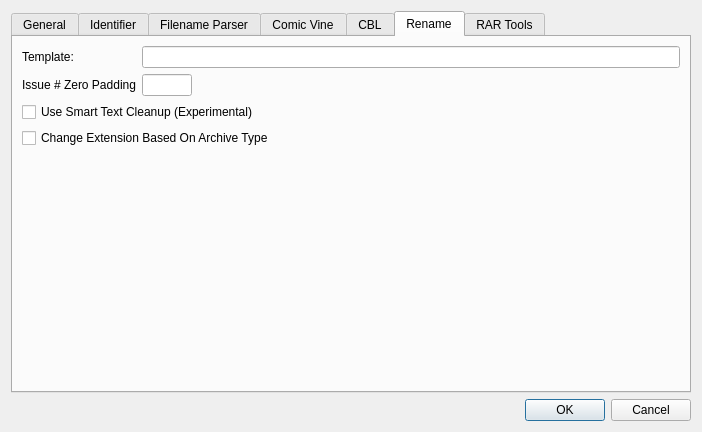
Above: comictaggerlib/ui/settingswindow.ui from mhoffesommer/comictagger before the change. Below: the same form after it.
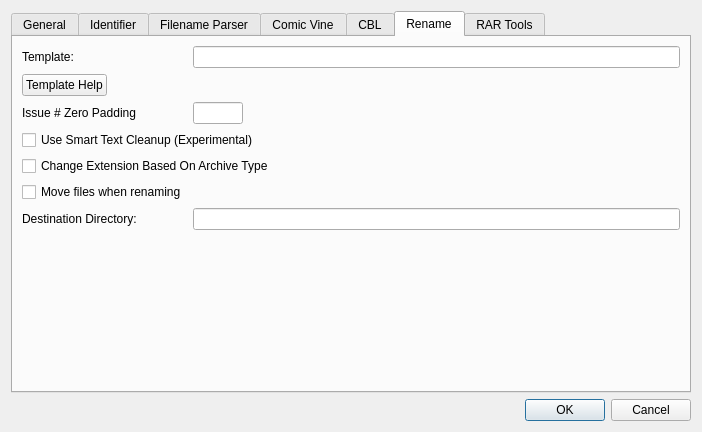
That is the form after the change. The open tabs and pages were chosen to show the change.

Diff of the .ui file:
```diff
--- a/comictaggerlib/ui/settingswindow.ui
+++ b/comictaggerlib/ui/settingswindow.ui
@@ -530,13 +530,20 @@
             </widget>
            </item>
            <item row="2" column="0">
-            <widget class="QLabel" name="label_6">
+            <widget class="QPushButton" name="btnTemplateHelp">
+             <property name="text">
+              <string>Template Help</string>
+             </property>
+            </widget>
+           </item>
+           <item row="3" column="0">
+            <widget class="QLabel" name="lblPadding">
              <property name="text">
               <string>Issue # Zero Padding</string>
              </property>
             </widget>
            </item>
-           <item row="2" column="1">
+           <item row="3" column="1">
             <widget class="QLineEdit" name="leIssueNumPadding">
              <property name="sizePolicy">
               <sizepolicy hsizetype="Maximum" vsizetype="Fixed">
@@ -555,7 +562,7 @@
              </property>
             </widget>
            </item>
-           <item row="3" column="0" colspan="2">
+           <item row="4" column="0" colspan="2">
             <widget class="QCheckBox" name="cbxSmartCleanup">
              <property name="toolTip">
               <string>&lt;html&gt;&lt;head/&gt;&lt;body&gt;&lt;p&gt;&lt;span style=&quot; font-weight:600;&quot;&gt;&amp;quot;Smart Text Cleanup&amp;quot; &lt;/span&gt;will attempt to clean up the new filename if there are missing fields from the template.  For example, removing empty braces, repeated spaces and dashes, and more.  Experimental feature.&lt;/p&gt;&lt;/body&gt;&lt;/html&gt;</string>
@@ -565,13 +572,33 @@
              </property>
             </widget>
            </item>
-           <item row="4" column="0" colspan="2">
+           <item row="5" column="0" colspan="2">
             <widget class="QCheckBox" name="cbxChangeExtension">
              <property name="text">
               <string>Change Extension Based On Archive Type</string>
              </property>
             </widget>
            </item>
+           <item row="6" column="0">
+            <widget class="QCheckBox" name="cbxMoveFiles">
+             <property name="toolTip">
+              <string>If checked moves files to specified folder</string>
+             </property>
+             <property name="text">
+              <string>Move files when renaming</string>
+             </property>
+            </widget>
+           </item>
+           <item row="7" column="0">
+            <widget class="QLabel" name="lblDirectory">
+             <property name="text">
+              <string>Destination Directory:</string>
+             </property>
+            </widget>
+           </item>
+           <item row="7" column="1">
+            <widget class="QLineEdit" name="leDirectory"/>
+           </item>
           </layout>
          </item>
         </layout>
```
Left out of the diff: 71 changed lines with no effect on the pictures.
